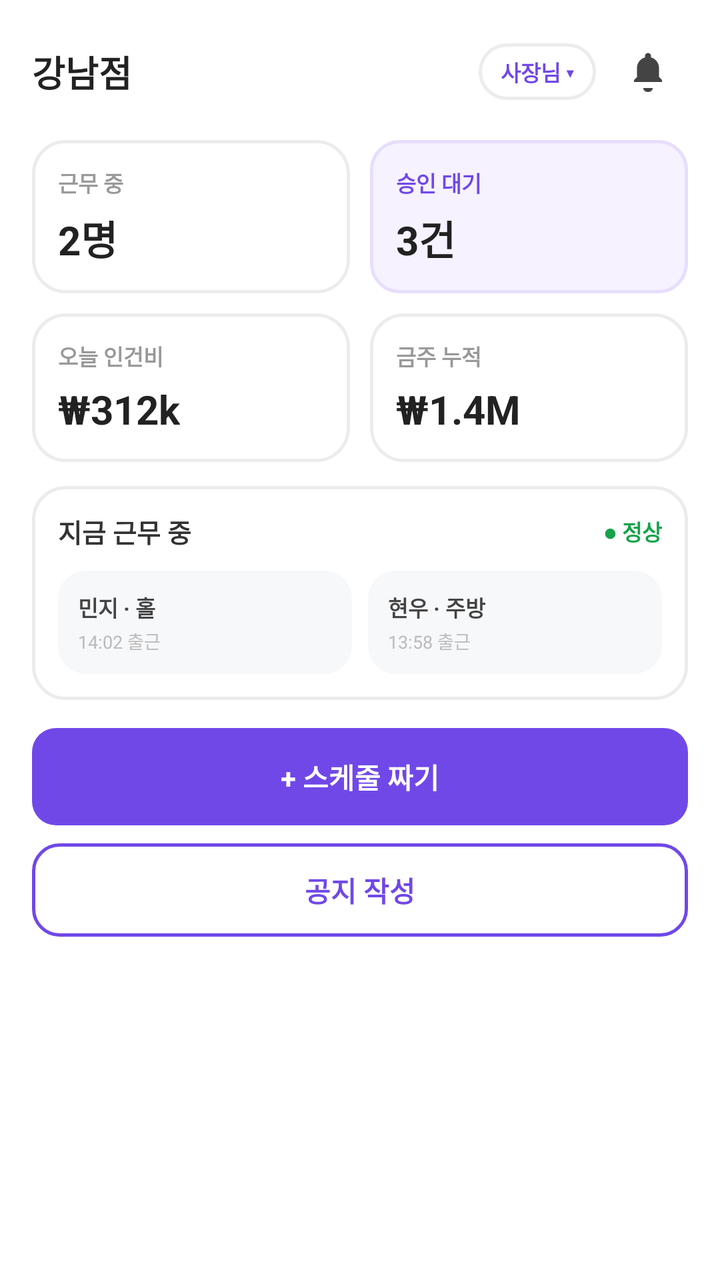
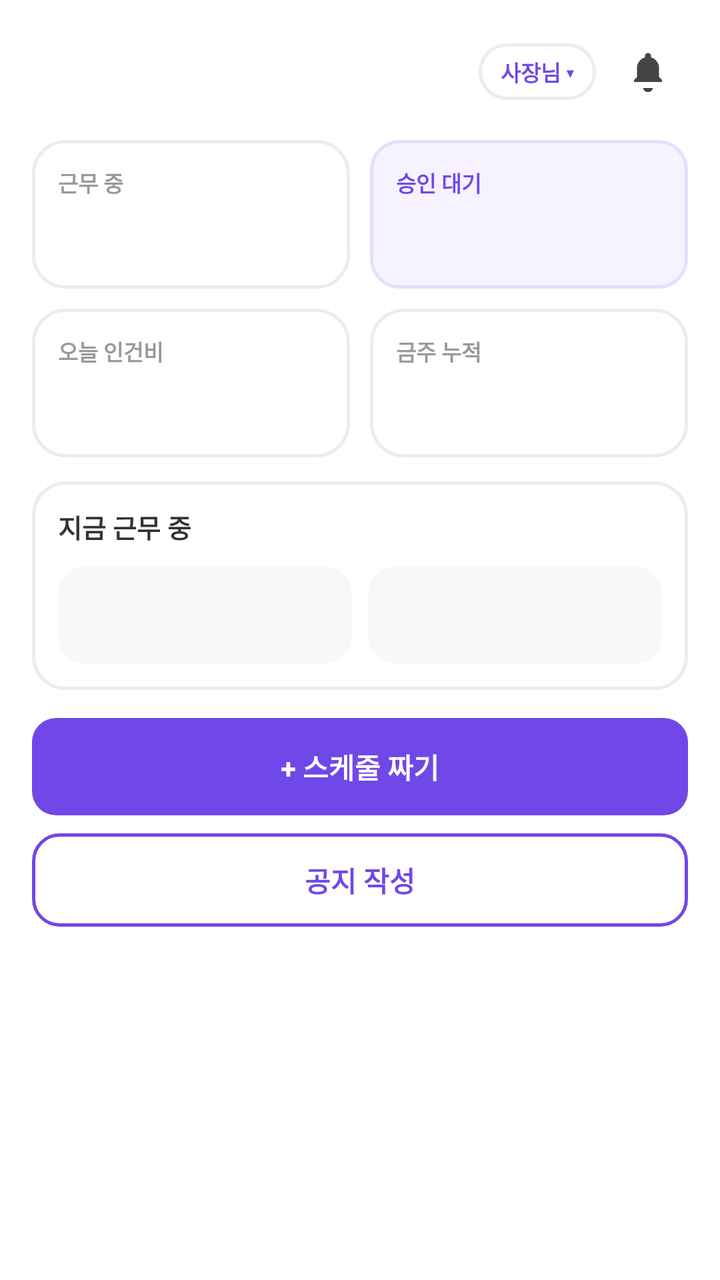

The first picture is an Android layout as it rendered before a commit; the second is the same layout after the commit. The layout source and the unified diff follow.
<!-- AndroidManifest.xml: application theme Theme.PTManagerEmployer -->
<!-- res/layout/fragment_home.xml -->
<?xml version="1.0" encoding="utf-8"?>
<androidx.core.widget.NestedScrollView xmlns:android="http://schemas.android.com/apk/res/android"
    android:layout_width="match_parent"
    android:layout_height="match_parent"
    android:background="@color/white"
    android:fillViewport="true">

    <LinearLayout
        android:layout_width="match_parent"
        android:layout_height="wrap_content"
        android:orientation="vertical"
        android:paddingHorizontal="16dp"
        android:paddingTop="16dp"
        android:paddingBottom="24dp">

        
        <LinearLayout
            android:layout_width="match_parent"
            android:layout_height="wrap_content"
            android:orientation="horizontal"
            android:gravity="center_vertical">

            <TextView
                android:id="@+id/tv_store_name"
                android:layout_width="0dp"
                android:layout_height="wrap_content"
                android:layout_weight="1"
                android:text="강남점"
                android:textColor="@color/text_primary"
                android:textSize="18sp"
                android:textStyle="bold" />

            <TextView
                android:layout_width="wrap_content"
                android:layout_height="wrap_content"
                android:background="@drawable/bg_pill"
                android:text="사장님 ▾"
                android:textColor="@color/brand"
                android:textSize="11sp"
                android:textStyle="bold"
                android:paddingHorizontal="11dp"
                android:paddingVertical="6dp" />

            <ImageView
                android:id="@+id/btn_bell"
                android:layout_width="40dp"
                android:layout_height="40dp"
                android:layout_marginStart="6dp"
                android:padding="8dp"
                android:src="@drawable/ic_bell"
                android:background="?attr/selectableItemBackgroundBorderless"
                android:contentDescription="알림" />
        </LinearLayout>

        
        
        <LinearLayout
            android:layout_width="match_parent"
            android:layout_height="wrap_content"
            android:layout_marginTop="14dp"
            android:orientation="horizontal"
            android:baselineAligned="false">

            
            <LinearLayout
                android:layout_width="0dp"
                android:layout_height="wrap_content"
                android:layout_weight="1"
                android:layout_marginEnd="5dp"
                android:orientation="vertical"
                android:background="@drawable/bg_card"
                android:padding="13dp">

                <TextView
                    android:layout_width="wrap_content"
                    android:layout_height="wrap_content"
                    android:text="근무 중"
                    android:textColor="@color/text_tertiary"
                    android:textSize="11sp"
                    android:textStyle="bold" />

                <TextView
                    android:id="@+id/tv_working_count"
                    android:layout_width="wrap_content"
                    android:layout_height="wrap_content"
                    android:layout_marginTop="5dp"
                    android:text="2명"
                    android:textColor="@color/text_primary"
                    android:textSize="20sp"
                    android:textStyle="bold" />
            </LinearLayout>

            
            <LinearLayout
                android:id="@+id/card_approval"
                android:layout_width="0dp"
                android:layout_height="wrap_content"
                android:layout_weight="1"
                android:layout_marginStart="5dp"
                android:orientation="vertical"
                android:background="@drawable/bg_card_tinted"
                android:padding="13dp"
                android:foreground="?attr/selectableItemBackground">

                <TextView
                    android:layout_width="wrap_content"
                    android:layout_height="wrap_content"
                    android:text="승인 대기"
                    android:textColor="@color/brand"
                    android:textSize="11sp"
                    android:textStyle="bold" />

                <TextView
                    android:id="@+id/tv_approval_count"
                    android:layout_width="wrap_content"
                    android:layout_height="wrap_content"
                    android:layout_marginTop="5dp"
                    android:text="3건"
                    android:textColor="@color/text_primary"
                    android:textSize="20sp"
                    android:textStyle="bold" />
            </LinearLayout>
        </LinearLayout>

        
        <LinearLayout
            android:id="@+id/card_labor"
            android:layout_width="match_parent"
            android:layout_height="wrap_content"
            android:layout_marginTop="10dp"
            android:orientation="horizontal"
            android:baselineAligned="false"
            android:foreground="?attr/selectableItemBackground">

            
            <LinearLayout
                android:layout_width="0dp"
                android:layout_height="wrap_content"
                android:layout_weight="1"
                android:layout_marginEnd="5dp"
                android:orientation="vertical"
                android:background="@drawable/bg_card"
                android:padding="13dp">

                <TextView
                    android:layout_width="wrap_content"
                    android:layout_height="wrap_content"
                    android:text="오늘 인건비"
                    android:textColor="@color/text_tertiary"
                    android:textSize="11sp"
                    android:textStyle="bold" />

                <TextView
                    android:id="@+id/tv_today_labor"
                    android:layout_width="wrap_content"
                    android:layout_height="wrap_content"
                    android:layout_marginTop="5dp"
                    android:text="₩312k"
                    android:textColor="@color/text_primary"
                    android:textSize="20sp"
                    android:textStyle="bold" />
            </LinearLayout>

            
            <LinearLayout
                android:layout_width="0dp"
                android:layout_height="wrap_content"
                android:layout_weight="1"
                android:layout_marginStart="5dp"
                android:orientation="vertical"
                android:background="@drawable/bg_card"
                android:padding="13dp">

                <TextView
                    android:layout_width="wrap_content"
                    android:layout_height="wrap_content"
                    android:text="금주 누적"
                    android:textColor="@color/text_tertiary"
                    android:textSize="11sp"
                    android:textStyle="bold" />

                <TextView
                    android:id="@+id/tv_month_labor"
                    android:layout_width="wrap_content"
                    android:layout_height="wrap_content"
                    android:layout_marginTop="5dp"
                    android:text="₩1.4M"
                    android:textColor="@color/text_primary"
                    android:textSize="20sp"
                    android:textStyle="bold" />
            </LinearLayout>
        </LinearLayout>

        
        <LinearLayout
            android:layout_width="match_parent"
            android:layout_height="wrap_content"
            android:layout_marginTop="12dp"
            android:orientation="vertical"
            android:background="@drawable/bg_card"
            android:padding="13dp">

            <LinearLayout
                android:layout_width="match_parent"
                android:layout_height="wrap_content"
                android:orientation="horizontal"
                android:gravity="center_vertical">

                <TextView
                    android:layout_width="0dp"
                    android:layout_height="wrap_content"
                    android:layout_weight="1"
                    android:text="지금 근무 중"
                    android:textColor="#333333"
                    android:textSize="13sp"
                    android:textStyle="bold" />

                <TextView
                    android:layout_width="wrap_content"
                    android:layout_height="wrap_content"
                    android:text="● 정상"
                    android:textColor="@color/accent_green"
                    android:textSize="11sp"
                    android:textStyle="bold" />
            </LinearLayout>

            <LinearLayout
                android:layout_width="match_parent"
                android:layout_height="wrap_content"
                android:layout_marginTop="10dp"
                android:orientation="horizontal"
                android:baselineAligned="false">

                <LinearLayout
                    android:layout_width="0dp"
                    android:layout_height="wrap_content"
                    android:layout_weight="1"
                    android:layout_marginEnd="4dp"
                    android:orientation="vertical"
                    android:background="@drawable/bg_soft_gray"
                    android:padding="10dp">

                    <TextView
                        android:layout_width="wrap_content"
                        android:layout_height="wrap_content"
                        android:text="민지 · 홀"
                        android:textColor="#444444"
                        android:textSize="11sp"
                        android:textStyle="bold" />

                    <TextView
                        android:layout_width="wrap_content"
                        android:layout_height="wrap_content"
                        android:layout_marginTop="2dp"
                        android:text="14:02 출근"
                        android:textColor="@color/text_hint"
                        android:textSize="9sp" />
                </LinearLayout>

                <LinearLayout
                    android:layout_width="0dp"
                    android:layout_height="wrap_content"
                    android:layout_weight="1"
                    android:layout_marginStart="4dp"
                    android:orientation="vertical"
                    android:background="@drawable/bg_soft_gray"
                    android:padding="10dp">

                    <TextView
                        android:layout_width="wrap_content"
                        android:layout_height="wrap_content"
                        android:text="현우 · 주방"
                        android:textColor="#444444"
                        android:textSize="11sp"
                        android:textStyle="bold" />

                    <TextView
                        android:layout_width="wrap_content"
                        android:layout_height="wrap_content"
                        android:layout_marginTop="2dp"
                        android:text="13:58 출근"
                        android:textColor="@color/text_hint"
                        android:textSize="9sp" />
                </LinearLayout>
            </LinearLayout>
        </LinearLayout>

        
        <TextView
            android:id="@+id/btn_make_schedule"
            android:layout_width="match_parent"
            android:layout_height="wrap_content"
            android:layout_marginTop="14dp"
            android:background="@drawable/bg_btn_primary"
            android:text="+ 스케줄 짜기"
            android:textColor="@color/white"
            android:textSize="14sp"
            android:textStyle="bold"
            android:gravity="center"
            android:paddingVertical="14dp"
            android:foreground="?attr/selectableItemBackground" />

        <TextView
            android:id="@+id/btn_write_notice"
            android:layout_width="match_parent"
            android:layout_height="wrap_content"
            android:layout_marginTop="9dp"
            android:background="@drawable/bg_btn_outline"
            android:text="공지 작성"
            android:textColor="@color/brand"
            android:textSize="14sp"
            android:textStyle="bold"
            android:gravity="center"
            android:paddingVertical="13dp"
            android:foreground="?attr/selectableItemBackground" />
    </LinearLayout>
</androidx.core.widget.NestedScrollView>
<!-- resources referenced by this layout -->
<resources>
  <color name="accent_green">#16A34A</color>
  <color name="brand">#7048E8</color>
  <color name="text_hint">#BBBBBB</color>
  <color name="text_primary">#222222</color>
  <color name="text_tertiary">#999999</color>
  <color name="white">#FFFFFFFF</color>
  <!-- drawable bg_btn_outline (drawable) -->
  <?xml version="1.0" encoding="utf-8"?>
  <shape xmlns:android="http://schemas.android.com/apk/res/android" android:shape="rectangle">
      <solid android:color="@color/white" />
      <corners android:radius="13dp" />
      <stroke android:width="1.5dp" android:color="@color/brand" />
  </shape>
  <!-- drawable bg_btn_primary (drawable) -->
  <?xml version="1.0" encoding="utf-8"?>
  <shape xmlns:android="http://schemas.android.com/apk/res/android" android:shape="rectangle">
      <solid android:color="@color/brand" />
      <corners android:radius="12dp" />
  </shape>
  <!-- drawable bg_card (drawable) -->
  <?xml version="1.0" encoding="utf-8"?>
  <shape xmlns:android="http://schemas.android.com/apk/res/android" android:shape="rectangle">
      <solid android:color="@color/white" />
      <corners android:radius="16dp" />
      <stroke android:width="1.5dp" android:color="@color/border" />
  </shape>
  <!-- drawable bg_card_tinted (drawable) -->
  <?xml version="1.0" encoding="utf-8"?>
  <shape xmlns:android="http://schemas.android.com/apk/res/android" android:shape="rectangle">
      <solid android:color="@color/brand_light" />
      <corners android:radius="14dp" />
      <stroke android:width="1.5dp" android:color="@color/brand_border" />
  </shape>
  <!-- drawable bg_pill (drawable) -->
  <?xml version="1.0" encoding="utf-8"?>
  <shape xmlns:android="http://schemas.android.com/apk/res/android" android:shape="rectangle">
      <solid android:color="@color/white" />
      <corners android:radius="999dp" />
      <stroke android:width="1.5dp" android:color="@color/border" />
  </shape>
  <!-- drawable bg_soft_gray (drawable) -->
  <?xml version="1.0" encoding="utf-8"?>
  <shape xmlns:android="http://schemas.android.com/apk/res/android" android:shape="rectangle">
      <solid android:color="@color/surface_gray" />
      <corners android:radius="14dp" />
  </shape>
  <!-- drawable ic_bell (drawable) -->
  <vector xmlns:android="http://schemas.android.com/apk/res/android"
      android:width="24dp" android:height="24dp"
      android:viewportWidth="24" android:viewportHeight="24">
      <path android:fillColor="#444444"
          android:pathData="M12,22a2.5,2.5 0,0 0,2.45 -2H9.55A2.5,2.5 0,0 0,12 22zM19,17v-1l-1.5,-1.5V10a5.5,5.5 0,0 0,-4 -5.3V4a1.5,1.5 0,0 0,-3 0v0.7A5.5,5.5 0,0 0,6.5 10v4.5L5,16v1z" />
  </vector>
  <style name="Theme.PTManagerEmployer" parent="Base.Theme.PTManagerEmployer" />
  <color name="border">#ECECEC</color>
  <color name="brand_light">#F6F2FF</color>
  <color name="brand_border">#E7DEFC</color>
  <color name="surface_gray">#F7F8FA</color>
  <style name="Base.Theme.PTManagerEmployer" parent="Theme.Material3.Light.NoActionBar">
          <item name="colorPrimary">@color/brand</item>
          <item name="colorOnPrimary">@color/white</item>
          <item name="colorSurface">@color/white</item>
          <item name="colorOnSurface">@color/text_primary</item>
          <item name="android:colorBackground">@color/white</item>
          <item name="android:statusBarColor">@color/white</item>
          <item name="android:navigationBarColor">@color/white</item>
          <item name="android:windowLightStatusBar">true</item>
          <item name="android:windowLightNavigationBar" tools:targetApi="o_mr1">true</item>
      </style>
</resources>

<!-- the commit's change to res/layout/fragment_home.xml (unified diff, before → after) -->
@@ -25,7 +25,7 @@
                 android:layout_width="0dp"
                 android:layout_height="wrap_content"
                 android:layout_weight="1"
-                android:text="강남점"
+                android:text=""
                 android:textColor="@color/text_primary"
                 android:textSize="18sp"
                 android:textStyle="bold" />
@@ -84,7 +84,7 @@
                     android:layout_width="wrap_content"
                     android:layout_height="wrap_content"
                     android:layout_marginTop="5dp"
-                    android:text="2명"
+                    android:text=""
                     android:textColor="@color/text_primary"
                     android:textSize="20sp"
                     android:textStyle="bold" />
@@ -115,7 +115,7 @@
                     android:layout_width="wrap_content"
                     android:layout_height="wrap_content"
                     android:layout_marginTop="5dp"
-                    android:text="3건"
+                    android:text=""
                     android:textColor="@color/text_primary"
                     android:textSize="20sp"
                     android:textStyle="bold" />
@@ -155,7 +155,7 @@
                     android:layout_width="wrap_content"
                     android:layout_height="wrap_content"
                     android:layout_marginTop="5dp"
-                    android:text="₩312k"
+                    android:text=""
                     android:textColor="@color/text_primary"
                     android:textSize="20sp"
                     android:textStyle="bold" />
@@ -184,7 +184,7 @@
                     android:layout_width="wrap_content"
                     android:layout_height="wrap_content"
                     android:layout_marginTop="5dp"
-                    android:text="₩1.4M"
+                    android:text=""
                     android:textColor="@color/text_primary"
                     android:textSize="20sp"
                     android:textStyle="bold" />
@@ -218,7 +218,7 @@
                 <TextView
                     android:layout_width="wrap_content"
                     android:layout_height="wrap_content"
-                    android:text="● 정상"
+                    android:text=""
                     android:textColor="@color/accent_green"
                     android:textSize="11sp"
                     android:textStyle="bold" />
@@ -243,7 +243,7 @@
                     <TextView
                         android:layout_width="wrap_content"
                         android:layout_height="wrap_content"
-                        android:text="민지 · 홀"
+                        android:text=""
                         android:textColor="#444444"
                         android:textSize="11sp"
                         android:textStyle="bold" />
@@ -252,7 +252,7 @@
                         android:layout_width="wrap_content"
                         android:layout_height="wrap_content"
                         android:layout_marginTop="2dp"
-                        android:text="14:02 출근"
+                        android:text=""
                         android:textColor="@color/text_hint"
                         android:textSize="9sp" />
                 </LinearLayout>
@@ -269,7 +269,7 @@
                     <TextView
                         android:layout_width="wrap_content"
                         android:layout_height="wrap_content"
-                        android:text="현우 · 주방"
+                        android:text=""
                         android:textColor="#444444"
                         android:textSize="11sp"
                         android:textStyle="bold" />
@@ -278,7 +278,7 @@
                         android:layout_width="wrap_content"
                         android:layout_height="wrap_content"
                         android:layout_marginTop="2dp"
-                        android:text="13:58 출근"
+                        android:text=""
                         android:textColor="@color/text_hint"
                         android:textSize="9sp" />
                 </LinearLayout>
